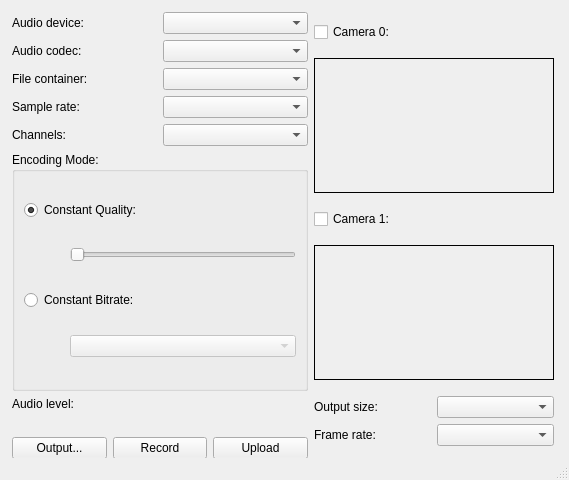
Qt form avrecorder.ui (HIIT/meeting-recorder) before a commit.
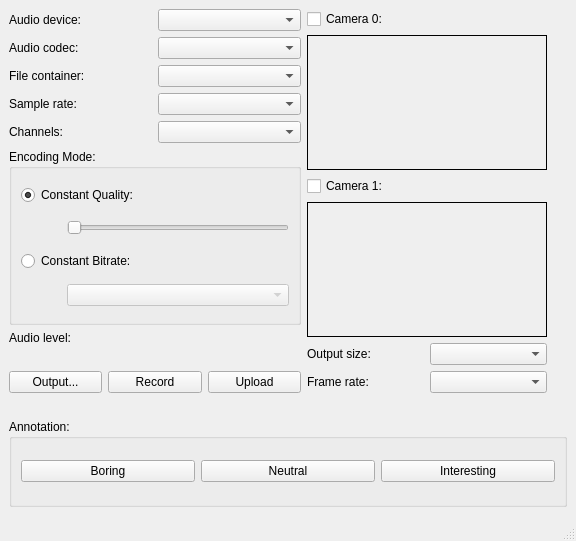
The same form after that commit.

Commit message: Added annotation buttons.

```diff
--- a/avrecorder.ui
+++ b/avrecorder.ui
@@ -6,23 +6,19 @@
    <rect>
     <x>0</x>
     <y>0</y>
-    <width>569</width>
-    <height>480</height>
+    <width>576</width>
+    <height>541</height>
    </rect>
   </property>
   <property name="windowTitle">
    <string>Re:Know Meeting recorder</string>
   </property>
   <widget class="QWidget" name="centralwidget">
-   <widget class="QWidget" name="layoutWidget">
-    <property name="geometry">
-     <rect>
-      <x>12</x>
-      <y>12</y>
-      <width>562</width>
-      <height>467</height>
-     </rect>
+   <layout class="QVBoxLayout" name="verticalLayout_3">
+    <property name="bottomMargin">
+     <number>12</number>
     </property>
+    <item>
     <layout class="QHBoxLayout" name="horizontalLayout">
      <property name="rightMargin">
       <number>0</number>
@@ -352,7 +348,47 @@
       </layout>
      </item>
     </layout>
-   </widget>
+    </item>
+    <item>
+     <widget class="QGroupBox" name="annotationBox">
+      <property name="title">
+       <string>Annotation:</string>
+      </property>
+      <layout class="QHBoxLayout" name="horizontalLayout_2">
+       <item>
+        <widget class="QPushButton" name="annoButton_1">
+         <property name="text">
+          <string>Boring</string>
+         </property>
+         <property name="checkable">
+          <bool>true</bool>
+         </property>
+        </widget>
+       </item>
+       <item>
+        <widget class="QPushButton" name="annoButton_2">
+         <property name="text">
+          <string>Neutral</string>
+         </property>
+         <property name="checkable">
+          <bool>true</bool>
+         </property>
+        </widget>
+       </item>
+       <item>
+        <widget class="QPushButton" name="annoButton_3">
+         <property name="text">
+          <string>Interesting</string>
+         </property>
+         <property name="checkable">
+          <bool>true</bool>
+         </property>
+        </widget>
+       </item>
+      </layout>
+     </widget>
+    </item>
+   </layout>
   </widget>
   <widget class="QStatusBar" name="statusbar"/>
  </widget>
```
Left out of the diff: 63 changed lines with no effect on the pictures. Lines whose indentation alone changed are shown as unchanged. The commit also changes 2 other files.
